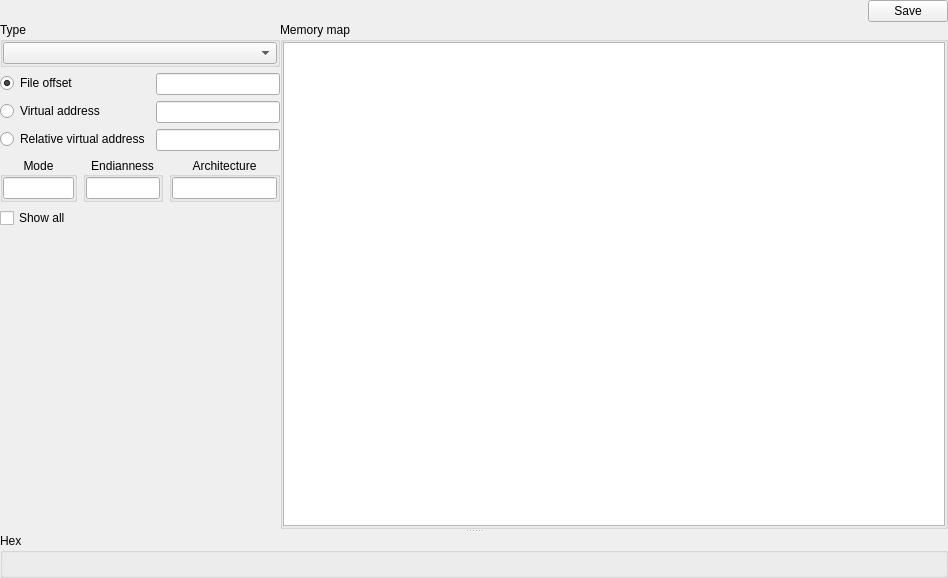
First picture: the form in xmemorymapwidget.ui, repository horsicq/XMemoryMapWidget, before the edit.
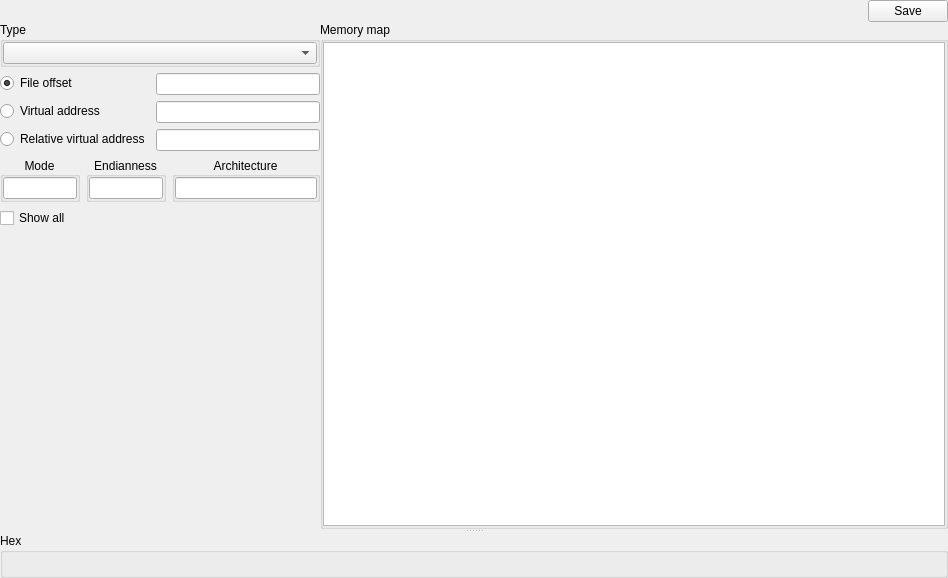
Second picture: the form after the edit. Custom widgets are drawn as their Qt base class.

Patch:
```diff
--- a/xmemorymapwidget.ui
+++ b/xmemorymapwidget.ui
@@ -66,7 +66,7 @@
           <widget class="QWidget" name="widgetLeft" native="true">
            <property name="maximumSize">
             <size>
-             <width>280</width>
+             <width>320</width>
              <height>16777215</height>
             </size>
            </property>
```
